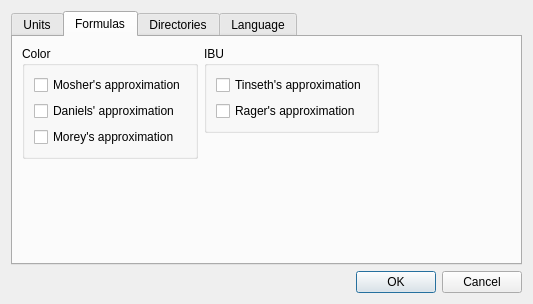
Qt form ui/optionsDialog.ui (Brewtarget/brewtarget) before a commit.
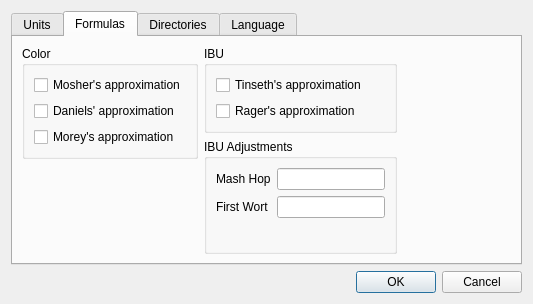
The same form after that commit. The open tabs and pages were chosen to show the change. Icons and pictures are not drawn.

Commit message:
Adds two fields to the options screen, formula tab to allow the users to specify a percentage modifier for mash and first wort hops. These are stored as options in the appropriate location.
This involved modifying the options dialog to include the two fields, changes
to the code behind the options screen to populate and read the fields and
changes to recipe::IbuFromHop to use those options.

Diff of the .ui file:
```diff
--- a/ui/optionsDialog.ui
+++ b/ui/optionsDialog.ui
@@ -276,6 +276,40 @@
           </widget>
          </item>
          <item>
+          <widget class="QGroupBox" name="groupBox_2">
+           <property name="title">
+            <string>IBU Adjustments</string>
+           </property>
+           <layout class="QFormLayout" name="formLayout">
+            <item row="1" column="1">
+             <widget class="QLineEdit" name="lineEdit_mashHop">
+              <property name="toolTip">
+               <string>% IBU adjustment</string>
+              </property>
+             </widget>
+            </item>
+            <item row="2" column="1">
+             <widget class="QLineEdit" name="lineEdit_firstWort">
+              <property name="toolTip">
+               <string>% IBU adjustment</string>
+              </property>
+             </widget>
+            </item>
+            <item row="1" column="0">
+             <widget class="QLabel" name="label_3">
+              <property name="text">
+               <string>Mash Hop</string>
+              </property>
+             </widget>
+            </item>
+            <item row="2" column="0">
+             <widget class="QLabel" name="label_4">
+              <property name="text">
+               <string>First Wort</string>
+              </property>
+             </widget>
+            </item>
+            <item row="3" column="0">
           <spacer name="verticalSpacer_2">
            <property name="orientation">
             <enum>Qt::Vertical</enum>
@@ -289,6 +323,9 @@
           </spacer>
          </item>
         </layout>
+          </widget>
+         </item>
+        </layout>
        </item>
        <item>
         <spacer name="horizontalSpacer">
```
Left out of the diff: 24 changed lines with no effect on the pictures. Lines whose indentation alone changed are shown as unchanged. The commit also changes 2 other files.
